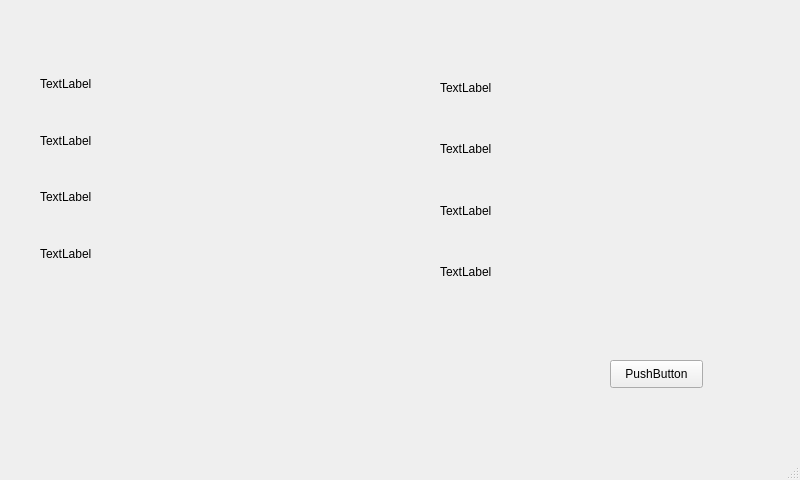
Old version of the form item/intelligent_community/selfinfo.ui in the repository hewei-bit/QT-Learing.
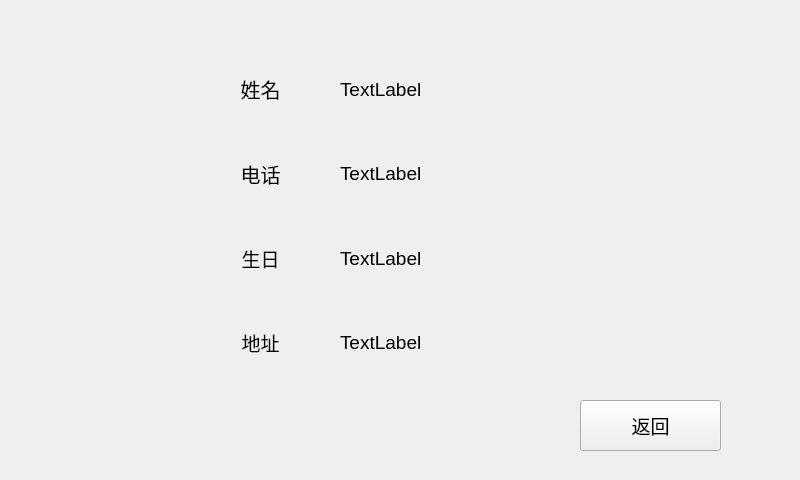
New version of the form.

```diff
--- a/item/intelligent_community/selfinfo.ui
+++ b/item/intelligent_community/selfinfo.ui
@@ -10,43 +10,74 @@
     <height>480</height>
    </rect>
   </property>
+  <property name="sizePolicy">
+   <sizepolicy hsizetype="Preferred" vsizetype="Preferred">
+    <horstretch>0</horstretch>
+    <verstretch>0</verstretch>
+   </sizepolicy>
+  </property>
+  <property name="font">
+   <font>
+    <pointsize>15</pointsize>
+   </font>
+  </property>
   <property name="windowTitle">
    <string>MainWindow</string>
   </property>
   <widget class="QWidget" name="centralwidget">
-   <widget class="QWidget" name="">
+   <widget class="QWidget" name="layoutWidget">
     <property name="geometry">
      <rect>
-      <x>440</x>
-      <y>60</y>
-      <width>236</width>
-      <height>239</height>
+      <x>340</x>
+      <y>50</y>
+      <width>241</width>
+      <height>331</height>
      </rect>
     </property>
     <layout class="QVBoxLayout" name="verticalLayout_2">
      <item>
-      <widget class="QLabel" name="label">
+      <widget class="QLabel" name="name_label">
+       <property name="font">
+        <font>
+         <pointsize>14</pointsize>
+        </font>
+       </property>
        <property name="text">
         <string>TextLabel</string>
        </property>
       </widget>
      </item>
      <item>
-      <widget class="QLabel" name="label_4">
+      <widget class="QLabel" name="tele_label">
+       <property name="font">
+        <font>
+         <pointsize>14</pointsize>
+        </font>
+       </property>
        <property name="text">
         <string>TextLabel</string>
        </property>
       </widget>
      </item>
      <item>
-      <widget class="QLabel" name="label_6">
+      <widget class="QLabel" name="birth_label">
+       <property name="font">
+        <font>
+         <pointsize>14</pointsize>
+        </font>
+       </property>
        <property name="text">
         <string>TextLabel</string>
        </property>
       </widget>
      </item>
      <item>
-      <widget class="QLabel" name="label_8">
+      <widget class="QLabel" name="addr_label">
+       <property name="font">
+        <font>
+         <pointsize>14</pointsize>
+        </font>
+       </property>
        <property name="text">
         <string>TextLabel</string>
        </property>
@@ -54,41 +85,73 @@
      </item>
     </layout>
    </widget>
-   <widget class="QWidget" name="">
+   <widget class="QWidget" name="layoutWidget">
     <property name="geometry">
      <rect>
-      <x>40</x>
-      <y>58</y>
-      <width>251</width>
-      <height>221</height>
+      <x>210</x>
+      <y>50</y>
+      <width>101</width>
+      <height>331</height>
      </rect>
     </property>
     <layout class="QVBoxLayout" name="verticalLayout">
      <item>
       <widget class="QLabel" name="label_2">
+       <property name="font">
+        <font>
+         <pointsize>15</pointsize>
+        </font>
+       </property>
        <property name="text">
-        <string>TextLabel</string>
+        <string>姓名</string>
+       </property>
+       <property name="alignment">
+        <set>Qt::AlignCenter</set>
        </property>
       </widget>
      </item>
      <item>
       <widget class="QLabel" name="label_3">
+       <property name="font">
+        <font>
+         <pointsize>15</pointsize>
+        </font>
+       </property>
        <property name="text">
-        <string>TextLabel</string>
+        <string>电话</string>
+       </property>
+       <property name="alignment">
+        <set>Qt::AlignCenter</set>
        </property>
       </widget>
      </item>
      <item>
       <widget class="QLabel" name="label_5">
+       <property name="font">
+        <font>
+         <pointsize>14</pointsize>
+        </font>
+       </property>
        <property name="text">
-        <string>TextLabel</string>
+        <string>生日</string>
+       </property>
+       <property name="alignment">
+        <set>Qt::AlignCenter</set>
        </property>
       </widget>
      </item>
      <item>
       <widget class="QLabel" name="label_7">
+       <property name="font">
+        <font>
+         <pointsize>14</pointsize>
+        </font>
+       </property>
        <property name="text">
-        <string>TextLabel</string>
+        <string>地址</string>
+       </property>
+       <property name="alignment">
+        <set>Qt::AlignCenter</set>
        </property>
       </widget>
      </item>
@@ -97,28 +160,22 @@
    <widget class="QPushButton" name="back_Btn">
     <property name="geometry">
      <rect>
-      <x>610</x>
-      <y>360</y>
-      <width>93</width>
-      <height>28</height>
+      <x>580</x>
+      <y>400</y>
+      <width>141</width>
+      <height>51</height>
      </rect>
     </property>
+    <property name="font">
+     <font>
+      <pointsize>14</pointsize>
+     </font>
+    </property>
     <property name="text">
-     <string>PushButton</string>
+     <string>返回</string>
     </property>
    </widget>
   </widget>
-  <widget class="QMenuBar" name="menubar">
-   <property name="geometry">
-    <rect>
-     <x>0</x>
-     <y>0</y>
-     <width>800</width>
-     <height>26</height>
-    </rect>
-   </property>
-  </widget>
-  <widget class="QStatusBar" name="statusbar"/>
  </widget>
  <resources/>
  <connections/>
```
Left out of the diff: 2 changed lines with no effect on the pictures.
